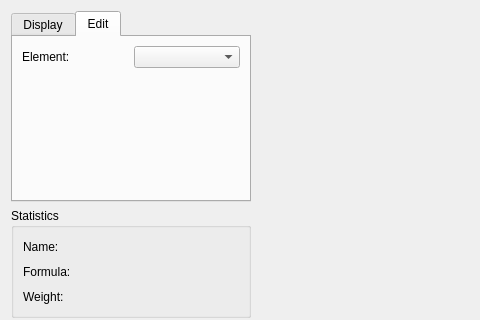
The window that src/tools/moleculeviewerwidget.ui (KDE/kalzium) describes before a commit, drawn with Qt 5; both pictures show x 0 to 480 and y 0 to 320 of the 700 by 520 pixel window.
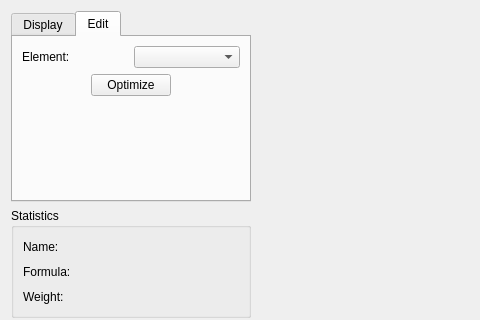
The same window after the commit. The open tabs and pages were chosen to show the change. Custom widgets are drawn as their Qt base class.

Commit message: Added a simple geometry optimisation to the edit tab.

Diff of the .ui file:
```diff
--- a/src/tools/moleculeviewerwidget.ui
+++ b/src/tools/moleculeviewerwidget.ui
@@ -180,6 +180,43 @@
          </item>
         </layout>
        </item>
+       <item>
+        <layout class="QHBoxLayout" name="horizontalLayout" >
+         <item>
+          <spacer name="horizontalSpacer" >
+           <property name="orientation" >
+            <enum>Qt::Horizontal</enum>
+           </property>
+           <property name="sizeHint" stdset="0" >
+            <size>
+             <width>40</width>
+             <height>20</height>
+            </size>
+           </property>
+          </spacer>
+         </item>
+         <item>
+          <widget class="QPushButton" name="optimizeButton" >
+           <property name="text" >
+            <string>Optimize</string>
+           </property>
+          </widget>
+         </item>
+         <item>
+          <spacer name="horizontalSpacer_2" >
+           <property name="orientation" >
+            <enum>Qt::Horizontal</enum>
+           </property>
+           <property name="sizeHint" stdset="0" >
+            <size>
+             <width>40</width>
+             <height>20</height>
+            </size>
+           </property>
+          </spacer>
+         </item>
+        </layout>
+       </item>
        <item>
         <spacer name="spacer_2" >
          <property name="orientation" >
```
Left out of the diff: 209 changed lines with no effect on the pictures. The commit also changes 2 other files.
